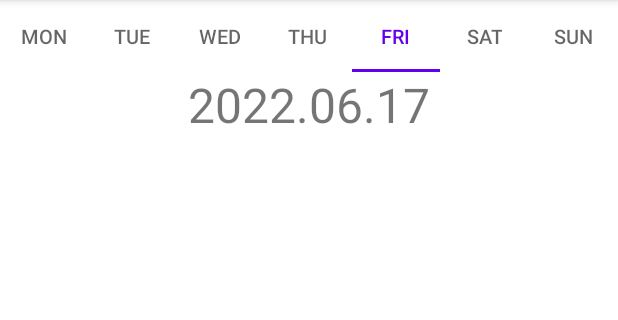
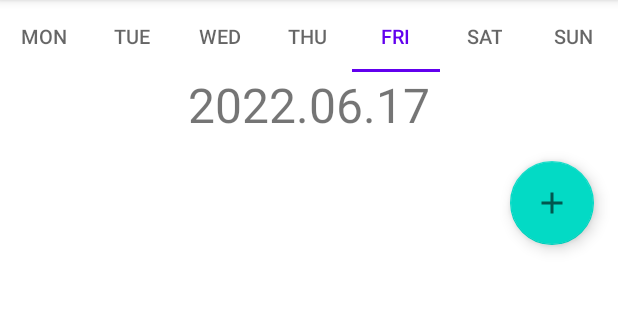
Before and after one commit to Marwyk2003/CalendarApp, an Android app: the fragment DayFragment shown on its own in the app's theme, on a phone screen of 412 x 824 dp, the part 84-404 px from its top. Run offline under Robolectric (Android 15) with nearby library versions, the phone set to English and light mode, and no system bars; our stand-ins replace data binding.

Commit message:
Implemnet view and data binding

```diff
--- a/app/build.gradle
+++ b/app/build.gradle
@@ -3,6 +3,7 @@ plugins {
     id 'org.jetbrains.kotlin.android'
     id 'androidx.navigation.safeargs'
     id 'kotlin-parcelize'
+    id 'kotlin-kapt'
 }
 
 android {
@@ -30,6 +31,10 @@ android {
     }
     kotlinOptions {
         jvmTarget = '1.8'
+    }
+    buildFeatures {
+        dataBinding = true
+        viewBinding = true
     }
 }
 
--- a/app/src/main/AndroidManifest.xml
+++ b/app/src/main/AndroidManifest.xml
@@ -10,10 +10,7 @@
         android:supportsRtl="true"
         android:theme="@style/Theme.CalendarApp" >
         <activity
-            android:name=".MainActivity2"
-            android:exported="false" />
-        <activity
-            android:name=".MainActivity"
+            android:name=".ui.MainActivity"
             android:exported="true">
             <intent-filter>
                 <action android:name="android.intent.action.MAIN" />
--- a/app/src/main/java/com/example/calendarapp/models/RvEvent.kt
+++ b/app/src/main/java/com/example/calendarapp/models/RvEvent.kt
@@ -1,4 +1,4 @@
-package com.example.calendarapp
+package com.example.calendarapp.models
 
 class RvEvent(val id: Int, val name: String, val startTime: String, val endTime: String) {
     companion object {
--- a/app/src/main/java/com/example/calendarapp/services/DataHandler.kt
+++ b/app/src/main/java/com/example/calendarapp/services/DataHandler.kt
@@ -2,6 +2,7 @@ package com.example.calendarapp
 
 import android.content.Context
 import android.os.Parcelable
+import com.example.calendarapp.models.EventData
 import com.google.gson.Gson
 import com.google.gson.reflect.TypeToken
 import kotlinx.parcelize.Parcelize
@@ -75,9 +76,9 @@ class DataHandler {
         write(newEventData, context)
     }
 
-    fun readDate(context: Context?, date: String): List<EventData> {
+    fun readDate(context: Context?, date: String?): List<EventData> {
         val fullData = this.read(context)
-        return fullData.filter { x -> x.date == date }
+        return if (date == null) fullData else fullData.filter { x -> x.date == date }
     }
 
     fun editEvent(context: Context?, event: EventData) {
@@ -89,13 +90,3 @@ class DataHandler {
         write(newEventData, context)
     }
 }
-
-@Parcelize
-data class EventData(
-    val id: Int,
-    val name: String,
-    val desc: String,
-    val startTime: String,
-    val endTime: String,
-    val date: String,
-) : Parcelable
--- a/app/src/main/java/com/example/calendarapp/services/RvAdapter.kt
+++ b/app/src/main/java/com/example/calendarapp/services/RvAdapter.kt
@@ -1,4 +1,4 @@
-package com.example.calendarapp
+package com.example.calendarapp.services
 
 import android.view.LayoutInflater
 import android.view.View
@@ -6,6 +6,9 @@ import android.view.ViewGroup
 import android.widget.Button
 import android.widget.TextView
 import androidx.recyclerview.widget.RecyclerView
+import com.example.calendarapp.DataHandler
+import com.example.calendarapp.R
+import com.example.calendarapp.models.RvEvent
 import com.example.calendarapp.ui.MainActivity
 
 class RvAdapter(private val mEvents: ArrayList<RvEvent>) :
--- a/app/src/main/java/com/example/calendarapp/ui/DayFragment.kt
+++ b/app/src/main/java/com/example/calendarapp/ui/DayFragment.kt
@@ -1,38 +1,36 @@
-package com.example.calendarapp
+package com.example.calendarapp.ui
 
 import android.os.Bundle
 import android.view.LayoutInflater
 import android.view.View
 import android.view.ViewGroup
-import android.widget.TextView
 import androidx.fragment.app.Fragment
-import androidx.recyclerview.widget.LinearLayoutManager
-import androidx.recyclerview.widget.RecyclerView
+import androidx.fragment.app.viewModels
+import com.example.calendarapp.R
+import com.example.calendarapp.databinding.FragmentDayBinding
+import com.example.calendarapp.models.RvEvent
+import com.example.calendarapp.viewmodels.DayViewModel
 import com.google.android.material.tabs.TabLayout
 import com.google.android.material.tabs.TabLayout.OnTabSelectedListener
-import java.text.SimpleDateFormat
 import java.util.*
-import kotlin.collections.ArrayList
-
 
 // TODO: Rename parameter arguments, choose names that match
-// the fragment initialization parameters, e.g. ARG_ITEM_NUMBER
 private const val ARG_PARAM1 = "param1"
 private const val ARG_PARAM2 = "param2"
 
-/**
- * A simple [Fragment] subclass.
- * Use the [DayFragment.newInstance] factory method to
- * create an instance of this fragment.
- */
 class DayFragment : Fragment() {
+    private lateinit var binding: FragmentDayBinding
+    private val model: DayViewModel by viewModels()
+
     // TODO: Rename and change types of parameters
     private var param1: String? = null
     private var param2: String? = null
-    private lateinit var events: ArrayList<RvEvent>
 
     override fun onCreate(savedInstanceState: Bundle?) {
         super.onCreate(savedInstanceState)
+        binding = FragmentDayBinding.inflate(layoutInflater)
+        binding.lifecycleOwner = this
+        binding.viewmodel = model
         arguments?.let {
             param1 = it.getString(ARG_PARAM1)
             param2 = it.getString(ARG_PARAM2)
@@ -43,59 +41,24 @@ class DayFragment : Fragment() {
     override fun onCreateView(
         inflater: LayoutInflater, container: ViewGroup?,
         savedInstanceState: Bundle?
-    ): View? {
-        // Inflate the layout for this fragment
-        val view = inflater.inflate(R.layout.fragment_day, container, false)
-
-        val tlWeek = view.findViewById<TabLayout>(R.id.day_tl_week)
-        val tvDate = view.findViewById<TextView>(R.id.day_tv_date)
-        val rvEvents = view.findViewById<RecyclerView>(R.id.day_rv_events)
-
+    ): View {
+        val view = binding.root
+        val listFragment: ListFragment =
+            childFragmentManager.findFragmentById(R.id.xd) as ListFragment
         val calendar = Calendar.getInstance()
         val dayOfWeek = (calendar.get(Calendar.DAY_OF_WEEK) + 5) % 7
-        val sdf = SimpleDateFormat("yyyy.MM.dd")
-
-        tlWeek.addOnTabSelectedListener(object : OnTabSelectedListener {
+        binding.dayTlWeek.addOnTabSelectedListener(object : OnTabSelectedListener {
             override fun onTabSelected(tab: TabLayout.Tab) {
-                val cal = calendar.clone() as Calendar
                 val dateDif = tab.position - dayOfWeek
-                cal.add(Calendar.DATE, dateDif)
-                val curDate = sdf.format(cal.time)
-                tvDate.text = curDate
-
-                val data = DataHandler().readDate(context, curDate)
-                events = RvEvent.createEventsList(data)
-                val adapter = RvAdapter(events)
-                rvEvents.adapter = adapter
+                model.changeDate(dateDif)
+                listFragment.initEventsList(model.date.value)
             }
 
             override fun onTabUnselected(tab: TabLayout.Tab) {}
 
             override fun onTabReselected(tab: TabLayout.Tab) {}
         })
-        tlWeek.getTabAt(dayOfWeek)?.select()
-
-        rvEvents.layoutManager = LinearLayoutManager(container?.context)
+        binding.dayTlWeek.getTabAt(dayOfWeek)?.select()
         return view
     }
-
-    companion object {
-        /**
-         * Use this factory method to create a new instance of
-         * this fragment using the provided parameters.
-         *
-         * @param param1 Parameter 1.
-         * @param param2 Parameter 2.
-         * @return A new instance of fragment DayFragment.
-         */
-        // TODO: Rename and change types and number of parameters
-        @JvmStatic
-        fun newInstance(param1: String, param2: String) =
-            DayFragment().apply {
-                arguments = Bundle().apply {
-                    putString(ARG_PARAM1, param1)
-                    putString(ARG_PARAM2, param2)
-                }
-            }
-    }
 }
--- a/app/src/main/java/com/example/calendarapp/ui/ListFragment.kt
+++ b/app/src/main/java/com/example/calendarapp/ui/ListFragment.kt
@@ -7,8 +7,11 @@ import android.view.View
 import android.view.ViewGroup
 import androidx.navigation.fragment.findNavController
 import androidx.recyclerview.widget.LinearLayoutManager
-import androidx.recyclerview.widget.RecyclerView
-import com.google.android.material.floatingactionbutton.FloatingActionButton
+import com.example.calendarapp.DataHandler
+import com.example.calendarapp.R
+import com.example.calendarapp.databinding.FragmentListBinding
+import com.example.calendarapp.models.RvEvent
+import com.example.calendarapp.services.RvAdapter
 
 // TODO: Rename parameter arguments, choose names that match
 // the fragment initialization parameters, e.g. ARG_ITEM_NUMBER
@@ -21,6 +24,8 @@ private const val ARG_PARAM2 = "param2"
  * create an instance of this fragment.
  */
 class ListFragment : Fragment() {
+    private lateinit var binding: FragmentListBinding
+
     // TODO: Rename and change types of parameters
     private var param1: String? = null
     private var param2: String? = null
@@ -28,6 +33,9 @@ class ListFragment : Fragment() {
 
     override fun onCreate(savedInstanceState: Bundle?) {
         super.onCreate(savedInstanceState)
+        binding = FragmentListBinding.inflate(layoutInflater)
+        binding.lifecycleOwner = this
+
         arguments?.let {
             param1 = it.getString(ARG_PARAM1)
             param2 = it.getString(ARG_PARAM2)
@@ -37,34 +45,23 @@ class ListFragment : Fragment() {
     override fun onCreateView(
         inflater: LayoutInflater, container: ViewGroup?,
         savedInstanceState: Bundle?
-    ): View? {
-        // Inflate the layout for this fragment
-        val view = inflater.inflate(R.layout.fragment_list, container, false)
-
-        val rvEvents = view.findViewById<RecyclerView>(R.id.list_rv_events)
-        val data = DataHandler().read(context)
-        events = RvEvent.createEventsList(data)
-        val adapter = RvAdapter(events)
-        rvEvents.adapter = adapter
-        rvEvents.layoutManager = LinearLayoutManager(container?.context)
-
-        val btnNewEvent = view.findViewById<FloatingActionButton>(R.id.list_btn_newEvent)
-        btnNewEvent.setOnClickListener {
+    ): View {
+        val view = binding.root
+        initEventsList(null)
+        binding.listRvEvents.layoutManager = LinearLayoutManager(container?.context)
+        binding.listBtnNewEvent.setOnClickListener {
             findNavController().navigate(R.id.action_listFragment_to_formFragment)
         }
         return view
     }
 
+    public fun initEventsList(date: String?) {
+        val data = DataHandler().readDate(context, date)
+        events = RvEvent.createEventsList(data)
+        binding.listRvEvents.adapter = RvAdapter(events)
+    }
+
     companion object {
-        /**
-         * Use this factory method to create a new instance of
-         * this fragment using the provided parameters.
-         *
-         * @param param1 Parameter 1.
-         * @param param2 Parameter 2.
-         * @return A new instance of fragment ListFragment.
-         */
-        // TODO: Rename and change types and number of parameters
         @JvmStatic
         fun newInstance(param1: String, param2: String) =
             ListFragment().apply {
--- /dev/null
+++ b/app/src/main/java/com/example/calendarapp/viewmodels/DayViewModel.kt
@@ -0,0 +1,18 @@
+package com.example.calendarapp.viewmodels
+
+import androidx.lifecycle.MutableLiveData
+import androidx.lifecycle.ViewModel
+import java.text.SimpleDateFormat
+import java.util.*
+
+class DayViewModel : ViewModel() {
+    var date = MutableLiveData<String>()
+
+    fun changeDate(offset: Int) {
+        val calendar = Calendar.getInstance()
+        val sdf = SimpleDateFormat("yyyy.MM.dd")
+        val cal = (calendar.clone() as Calendar).apply { add(Calendar.DATE, offset) }
+        val curDate = sdf.format(cal.time)
+        date.value = curDate
+    }
+}
--- a/app/src/main/res/layout/activity_main.xml
+++ b/app/src/main/res/layout/activity_main.xml
@@ -5,7 +5,7 @@
     xmlns:tools="http://schemas.android.com/tools"
     android:layout_width="match_parent"
     android:layout_height="match_parent"
-    tools:context="com.example.calendarapp.MainActivity">
+    tools:context="com.example.calendarapp.ui.MainActivity">
 
     <androidx.fragment.app.FragmentContainerView
         android:id="@+id/main_fragment"
--- a/app/src/main/res/layout/fragment_day.xml
+++ b/app/src/main/res/layout/fragment_day.xml
@@ -1,10 +1,19 @@
 <?xml version="1.0" encoding="utf-8"?>
-<FrameLayout xmlns:android="http://schemas.android.com/apk/res/android"
+<layout xmlns:android="http://schemas.android.com/apk/res/android"
     xmlns:app="http://schemas.android.com/apk/res-auto"
-    xmlns:tools="http://schemas.android.com/tools"
+    xmlns:tools="http://schemas.android.com/tools">
+
+    <data>
+
+        <variable
+            name="viewmodel"
+            type="com.example.calendarapp.viewmodels.DayViewModel" />
+    </data>
+
+    <FrameLayout
         android:layout_width="match_parent"
         android:layout_height="match_parent"
-    tools:context=".DayFragment">
+        tools:context=".ui.DayFragment">
 
         <LinearLayout
             android:layout_width="match_parent"
@@ -59,16 +68,13 @@
                 android:layout_height="wrap_content"
                 android:layout_gravity="center"
                 android:textSize="32sp"
-            tools:text="06.01.2022" />
+                tools:text="@{viewmodel.date}" />
 
-        <ScrollView
+            <fragment
+                android:id="@+id/xd"
+                android:name="com.example.calendarapp.ui.ListFragment"
                 android:layout_width="match_parent"
-            android:layout_height="wrap_content">
-
-            <androidx.recyclerview.widget.RecyclerView
-                android:id="@+id/day_rv_events"
-                android:layout_width="match_parent"
-                android:layout_height="wrap_content" />
-        </ScrollView>
+                android:layout_height="match_parent" />
         </LinearLayout>
     </FrameLayout>
+</layout>
--- a/app/src/main/res/layout/fragment_list.xml
+++ b/app/src/main/res/layout/fragment_list.xml
@@ -1,9 +1,11 @@
 <?xml version="1.0" encoding="utf-8"?>
-<FrameLayout xmlns:android="http://schemas.android.com/apk/res/android"
-    xmlns:tools="http://schemas.android.com/tools"
+<layout xmlns:android="http://schemas.android.com/apk/res/android"
+    xmlns:tools="http://schemas.android.com/tools">
+
+    <FrameLayout
         android:layout_width="match_parent"
         android:layout_height="match_parent"
-    tools:context=".ListFragment">
+        tools:context=".ui.ListFragment">
 
         <ScrollView
             android:layout_width="match_parent"
@@ -31,3 +33,4 @@
             android:src="@drawable/ic_plus" />
 
     </FrameLayout>
+</layout>
```
Also changed, not shown: app/src/main/java/com/example/calendarapp/models/EventData.kt (+12 -2 lines), app/src/main/java/com/example/calendarapp/ui/FormFragment.kt (+33 -41 lines), app/src/main/java/com/example/calendarapp/ui/MainActivity.kt (+16 -9 lines), app/src/main/java/com/example/calendarapp/viewmodels/FormViewModel.kt (added, +23 -0 lines), app/src/main/java/com/example/calendarapp/viewmodels/ListViewModel.kt (added, +10 -0 lines), app/src/main/res/layout/fragment_form.xml (+24 -10 lines), app/src/main/res/navigation/nav_graph.xml (+4 -4 lines). Lines whose indentation alone changed are shown as unchanged.
